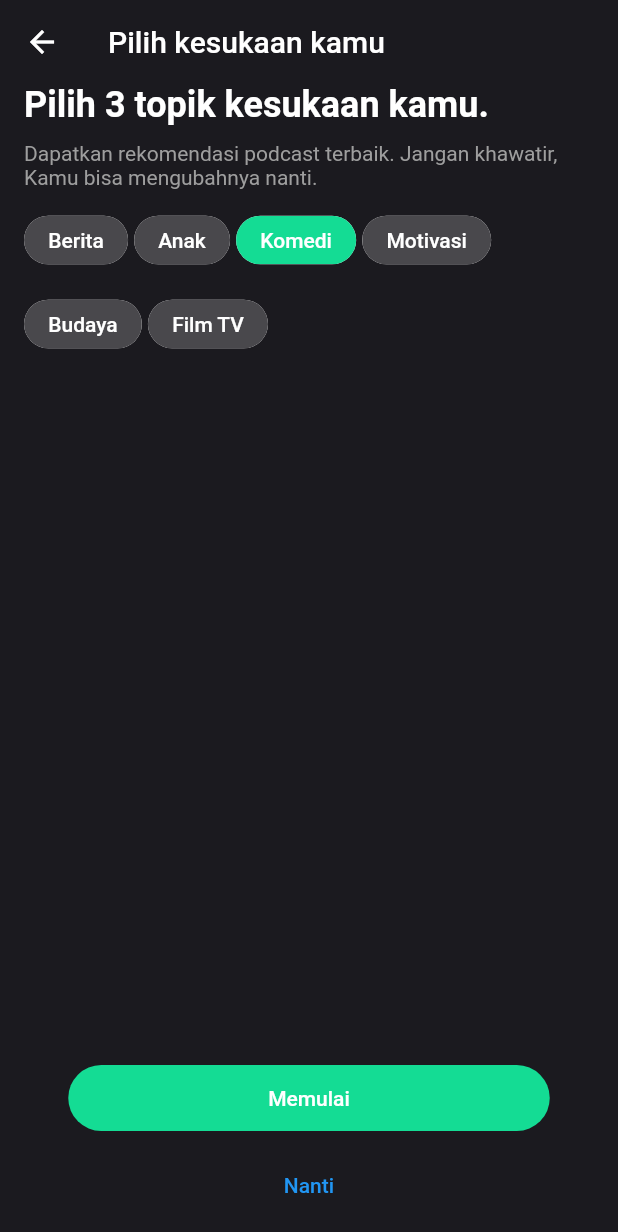
After one commit to Nexus-DevelopmentHub/mobile-app, a Flutter app: the PageChooseTopic screen opened by its route, on a phone screen of 412 x 824 dp. The commit adds this screen. Shown: the top 1232 px of the screen. Run offline on Flutter 3.47's test engine with Material 2 defaults, Android fonts, the phone set to English and light mode, and no system bars; our stand-ins replace firebase_core; accounts and stored records are empty.

Commit message:
feat: add page topic
Refs: #13

```diff
--- /dev/null
+++ b/lib/pages/choose_topic.dart
@@ -0,0 +1,116 @@
+import 'package:flutter/material.dart';
+import 'package:podcast_app/components/button_primary.dart';
+import 'package:podcast_app/components/chip_text.dart';
+import 'package:podcast_app/theme/theme.dart';
+
+class PageChooseTopic extends StatefulWidget {
+  const PageChooseTopic({Key? key}) : super(key: key);
+
+  @override
+  State<PageChooseTopic> createState() => _PageChooseTopicState();
+}
+
+class _PageChooseTopicState extends State<PageChooseTopic> {
+  var data = [
+    "Berita",
+    "Anak",
+    "Komedi",
+    "Motivasi",
+    "Budaya",
+    "Film TV"
+  ];
+  @override
+  Widget build(BuildContext context) {
+    return Scaffold(
+      backgroundColor: onNeutral,
+      appBar: AppBar(
+        backgroundColor: onNeutral,
+        elevation: 0,
+        title: const Text("Pilih kesukaan kamu"),
+        leading: IconButton(onPressed: (){
+
+        },
+            icon: const Icon(
+            Icons.arrow_back
+        )),
+      ),
+      body: Container(
+        padding: const EdgeInsets.only(
+          left: 16,
+          right: 16
+        ),
+        child: Column(
+          mainAxisAlignment: MainAxisAlignment.spaceBetween,
+          crossAxisAlignment: CrossAxisAlignment.start,
+          children:  [
+            Column(
+              crossAxisAlignment: CrossAxisAlignment.start,
+              children: [
+                const Text(
+                  "Pilih 3 topik kesukaan kamu.",
+                  style: TextStyle(
+                      fontSize: 24,
+                      fontWeight: FontWeight.bold,
+                      color: Colors.white
+                  ),
+                ),
+                const SizedBox(
+                  height: 10,
+                ),
+                const Text(
+                  "Dapatkan rekomendasi podcast terbaik. Jangan khawatir, Kamu bisa mengubahnya nanti.",
+                  style: TextStyle(
+                      color: Colors.grey
+                  ),
+                ),
+                const SizedBox(
+                  height: 10,
+                ),
+                ListView(
+                  primary: true,
+                  shrinkWrap: true,
+                  children: <Widget>[
+                    Wrap(
+                      spacing: 4.0,
+                      runSpacing: 8.0,
+                      children: List<Widget>.generate(data.length, (int index) {
+                        return ChipText(name: data[index], selected: index == 2);
+                      }
+                      ).toList(),
+                    ),
+                  ],
+                ),
+              ],
+            ),
+
+            Column(
+              children: [
+                Container(
+                  alignment: Alignment.center,
+                  margin: const EdgeInsets.only(
+                      bottom: 10
+                  ),
+                  child: ButtonPrimary(
+                    name: "Memulai",
+                    onClick:(){},
+                  ),
+                ),
+
+                Container(
+                  alignment: Alignment.center,
+                  margin: const EdgeInsets.only(
+                      bottom: 10
+                  ),
+                  child: TextButton(
+                    onPressed: (){},
+                    child: const Text("Nanti"),
+                  ),
+                )
+              ],
+            )
+          ],
+        ),
+      ),
+    );
+  }
+}
--- a/lib/route/router.dart
+++ b/lib/route/router.dart
@@ -1,4 +1,5 @@
 import 'package:flutter/material.dart';
+import 'package:podcast_app/pages/choose_topic.dart';
 import 'package:podcast_app/pages/splash_screen.dart';
 import 'package:podcast_app/route/routes.dart';
 
@@ -7,6 +8,8 @@ class RoutePage{
     switch(settings.name){
       case Routes.splash:
         return MaterialPageRoute(builder: (_)=>const PageSplashScreen());
+      case Routes.chooseTopic:
+        return MaterialPageRoute(builder: (_)=>const PageChooseTopic());
       default:
         return MaterialPageRoute(builder: (_)=>const PageSplashScreen());
     }
--- a/lib/route/routes.dart
+++ b/lib/route/routes.dart
@@ -1,3 +1,4 @@
 class Routes{
   static const splash = 'splash';
+  static const chooseTopic = 'choose_topic';
 }
--- a/lib/theme/theme.dart
+++ b/lib/theme/theme.dart
@@ -12,6 +12,7 @@ Color surface = HexColor.fromHex("#FFFFFF");
 Color onSurface = HexColor.fromHex("#49484C");
 Color secondary = HexColor.fromHex("#333236");
 Color onSecondary = HexColor.fromHex("#858486");
+Color subtitle = HexColor.fromHex("#EEEEEE");
 
 //todo:: masih mencari schema
 ThemeData theme = ThemeData(
```
